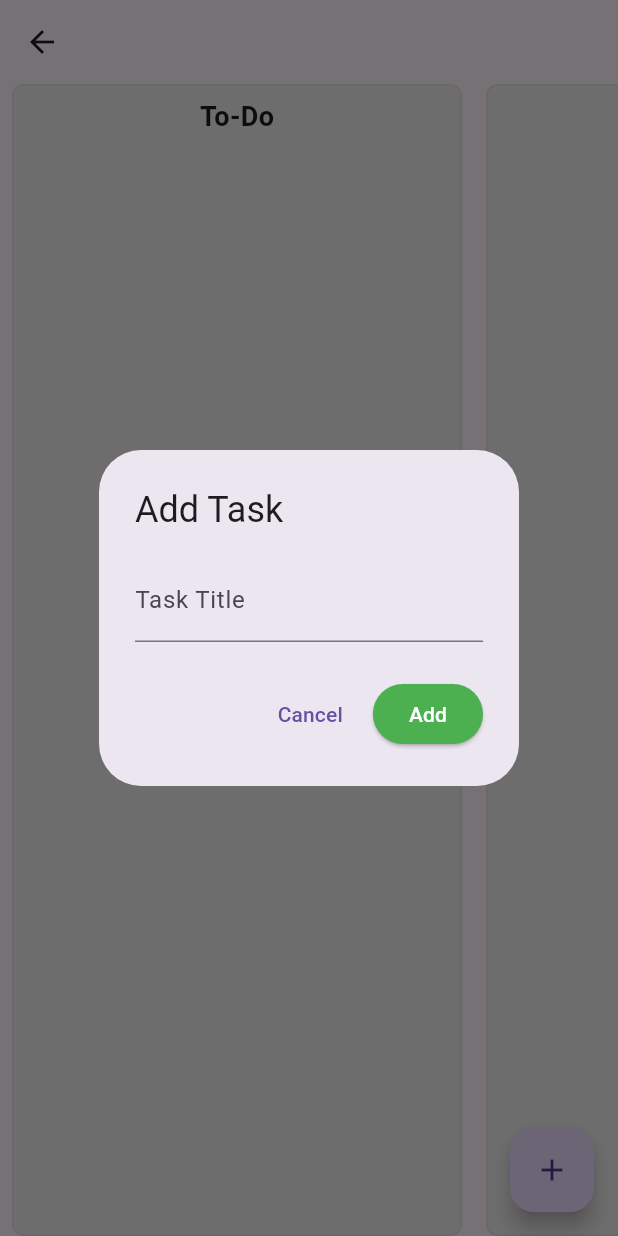
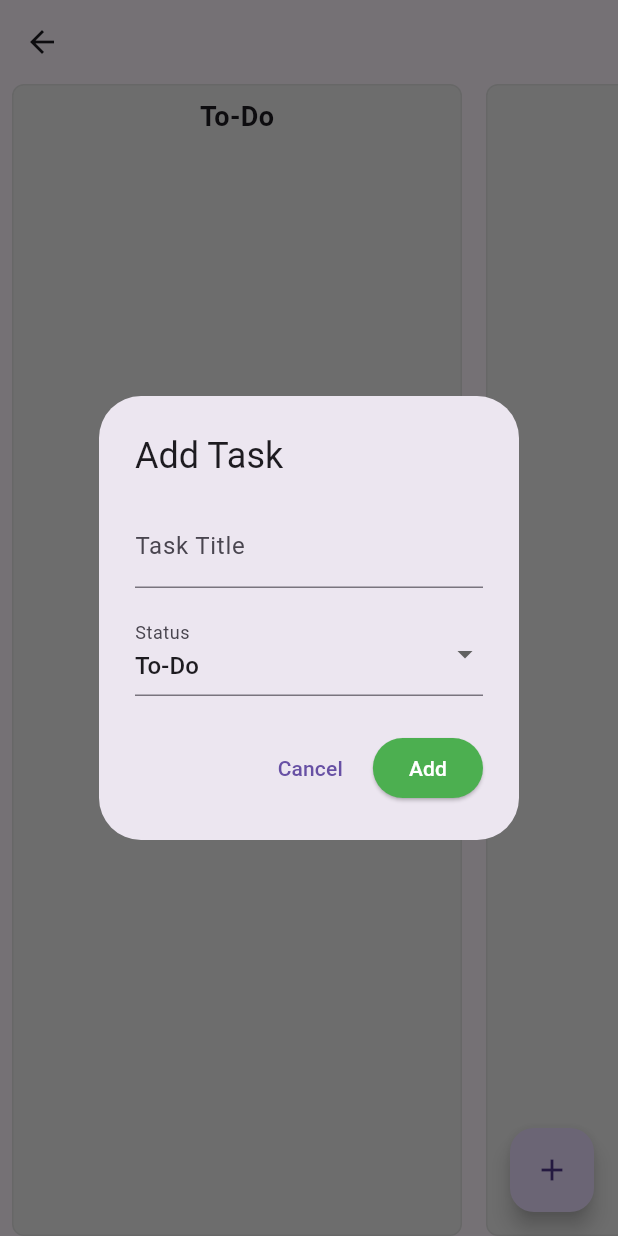
Before and after one commit to NotAJunkie2/mob_app_eng_organizeit, a Flutter app: the TaskBoardScreen screen opened directly with empty values, after a tap on the "add" icon, on a phone screen of 412 x 824 dp. Run offline on Flutter 3.47's test engine with Material 3 defaults, Android fonts, the light colour scheme and no system bars; our stand-ins replace shared_preferences; accounts and stored records are empty.

Commit message:
feat: made the user able to chose the starting status of a new card.

```diff
--- a/lib/screens/task_board_screen.dart
+++ b/lib/screens/task_board_screen.dart
@@ -43,11 +43,11 @@ class _TaskBoardScreenState extends State<TaskBoardScreen> {
     super.dispose();
   }
 
-  void _addTask(String title) {
+  void _addTask(String title, String status) {
     final newTask = Task(
       id: Random().nextDouble().toString(),
       title: title,
-      status: 'todo',
+      status: status,
     );
     setState(() {
       _project.tasks.add(newTask);
@@ -75,13 +75,36 @@ class _TaskBoardScreenState extends State<TaskBoardScreen> {
 
   void _showAddTaskDialog() {
     final controller = TextEditingController();
+    String selectedStatus = 'todo'; // Default status
+
     showDialog(
       context: context,
-      builder: (_) => AlertDialog(
+      builder: (_) => StatefulBuilder(
+        builder: (context, setState) => AlertDialog(
           title: Text('Add Task'),
-        content: TextField(
+          content: Column(
+            mainAxisSize: MainAxisSize.min,
+            children: [
+              TextField(
                 controller: controller,
                 decoration: InputDecoration(labelText: 'Task Title'),
+              ),
+              SizedBox(height: 16),
+              DropdownButtonFormField<String>(
+                value: selectedStatus,
+                decoration: InputDecoration(labelText: 'Status'),
+                items: [
+                  DropdownMenuItem(value: 'todo', child: Text('To-Do')),
+                  DropdownMenuItem(value: 'in_progress', child: Text('In Progress')),
+                  DropdownMenuItem(value: 'done', child: Text('Done')),
+                ],
+                onChanged: (value) {
+                  setState(() {
+                    selectedStatus = value!;
+                  });
+                },
+              ),
+            ],
           ),
           actions: [
             TextButton(
@@ -95,7 +118,7 @@ class _TaskBoardScreenState extends State<TaskBoardScreen> {
               onPressed: () {
                 final title = controller.text.trim();
                 if (title.isNotEmpty) {
-                _addTask(title);
+                  _addTask(title, selectedStatus);
                 }
                 Navigator.pop(context);
               },
@@ -104,6 +127,7 @@ class _TaskBoardScreenState extends State<TaskBoardScreen> {
               ),),
             ),
           ],
+        ),
       ),
     );
   }
```
Lines whose indentation alone changed are shown as unchanged.
